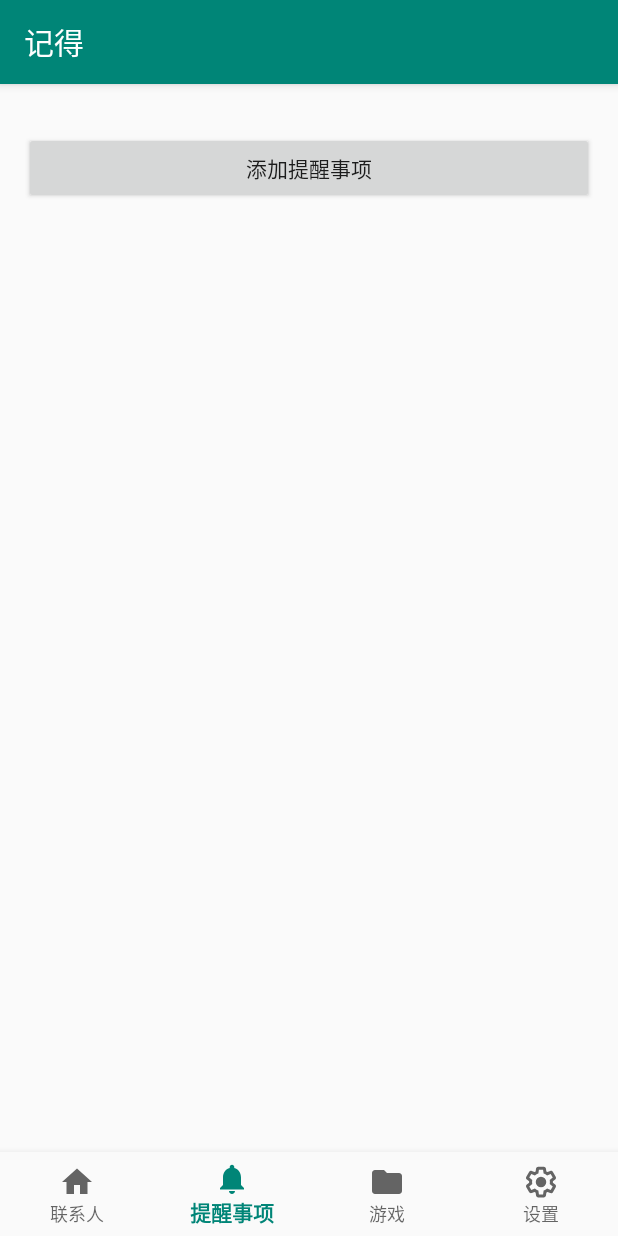
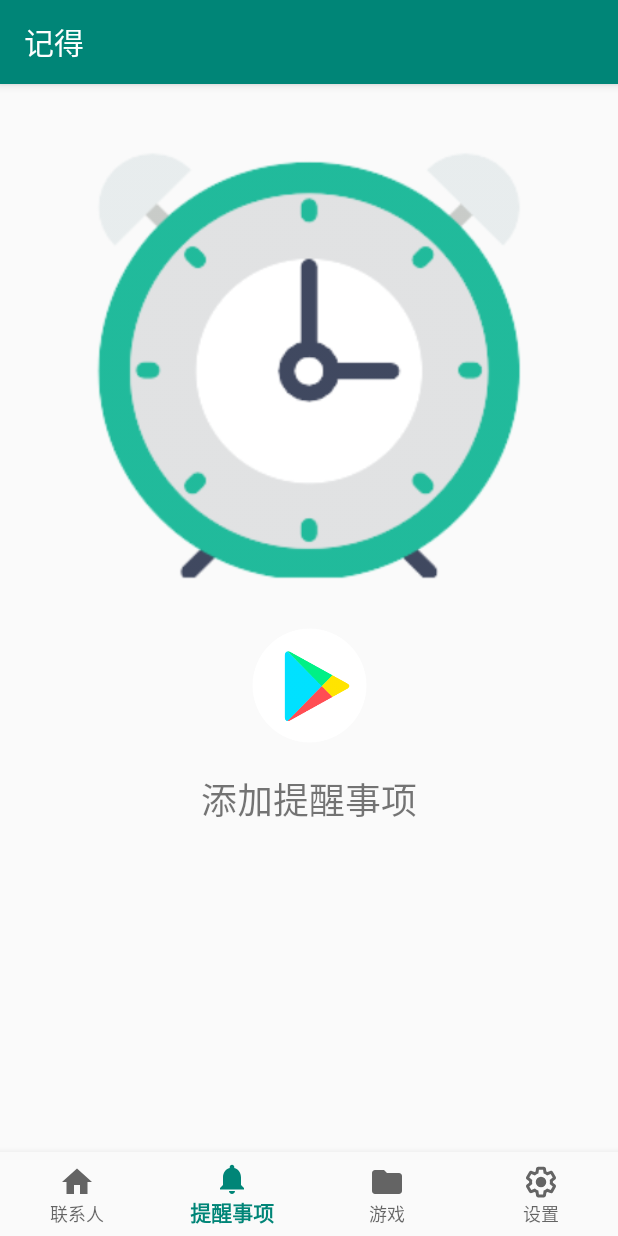
Before and after one commit to Michaelfzy/Remember, an Android app: the screen it shows after launch (MainActivity), item 2 of the bottom bar chosen, on a phone screen of 412 x 824 dp. Run offline under Robolectric (Android 15) with nearby library versions, the light colour scheme and no system bars; libraries missing offline, so code that uses them is left out: cn.bmob.v3; 3 statements that could not run were skipped.

Commit message:
2019/7/18/12:07 修改Remind页面

```diff
--- a/app/src/main/java/com/example/cardview_test/Remind.java
+++ b/app/src/main/java/com/example/cardview_test/Remind.java
@@ -4,7 +4,8 @@
 import android.view.LayoutInflater;
 import android.view.View;
 import android.view.ViewGroup;
-import android.widget.Button;
+import android.widget.ImageView;
+import android.widget.TextView;
 
 import androidx.fragment.app.Fragment;
 
@@ -15,8 +16,9 @@
     public View onCreateView(LayoutInflater inflater, ViewGroup container,
                              Bundle savedInstanceState) {
         view =  inflater.inflate(R.layout.fragment_remind, container, false);
-        Button button_call1 = view.findViewById(R.id.buttonx);
-        button_call1.setOnClickListener(new View.OnClickListener() {
+        ImageView Gameimage = view.findViewById(R.id.imageView_playgame);
+        TextView Gametext = view.findViewById(R.id.textView_playgame);
+        Gameimage.setOnClickListener(new View.OnClickListener() {
             @Override
             public void onClick(View v) {
 
--- a/app/src/main/res/layout/fragment_remind.xml
+++ b/app/src/main/res/layout/fragment_remind.xml
@@ -1,46 +1,125 @@
 <?xml version="1.0" encoding="utf-8"?>
-<FrameLayout xmlns:android="http://schemas.android.com/apk/res/android"
+<androidx.constraintlayout.widget.ConstraintLayout xmlns:android="http://schemas.android.com/apk/res/android"
     xmlns:app="http://schemas.android.com/apk/res-auto"
     xmlns:tools="http://schemas.android.com/tools"
+    android:id="@+id/frameLayout"
     android:layout_width="match_parent"
     android:layout_height="match_parent"
-    tools:context=".Remind">
-
-    <LinearLayout
-        android:layout_width="match_parent"
-        android:layout_height="match_parent"
-        android:orientation="vertical">
-
+    tools:context=".Remind" >
     <androidx.constraintlayout.widget.ConstraintLayout
         android:layout_width="match_parent"
         android:layout_height="match_parent">
 
-            <Button
-                android:id="@+id/buttonx"
-                android:layout_width="0dp"
-                android:layout_height="wrap_content"
+        <ImageView
+            android:id="@+id/imageView_pingtu"
+            android:layout_width="311dp"
+            android:layout_height="311dp"
             android:layout_marginStart="16dp"
+            android:layout_marginTop="32dp"
             android:layout_marginEnd="16dp"
-                android:layout_marginBottom="8dp"
-                android:text="添加提醒事项"
-                app:layout_constraintBottom_toBottomOf="parent"
+            android:background="@drawable/alarm_clock"
+            app:layout_constraintBottom_toTopOf="@+id/imageView_playgame"
             app:layout_constraintEnd_toEndOf="parent"
-                app:layout_constraintStart_toStartOf="parent" />
+            app:layout_constraintHorizontal_bias="0.5"
+            app:layout_constraintStart_toStartOf="parent"
+            app:layout_constraintTop_toTopOf="parent" />
 
         <ImageView
-                android:id="@+id/imageView2"
-                android:layout_width="0dp"
-                android:layout_height="0dp"
+            android:id="@+id/imageView_playgame"
+            android:layout_width="83dp"
+            android:layout_height="83dp"
             android:layout_marginStart="16dp"
             android:layout_marginTop="16dp"
             android:layout_marginEnd="16dp"
-                android:layout_marginBottom="16dp"
-                app:layout_constraintBottom_toTopOf="@+id/buttonx"
+            android:background="@drawable/playgame"
+            app:layout_constraintBottom_toTopOf="@+id/textView_playgame"
             app:layout_constraintEnd_toEndOf="parent"
+            app:layout_constraintHorizontal_bias="0.5"
             app:layout_constraintStart_toStartOf="parent"
-                app:layout_constraintTop_toTopOf="parent"
-                tools:src="@tools:sample/backgrounds/scenic" />
+            app:layout_constraintTop_toBottomOf="@+id/imageView_pingtu" />
+
+        <TextView
+            android:id="@+id/textView_playgame"
+            android:layout_width="0dp"
+            android:layout_height="40dp"
+            android:layout_marginStart="16dp"
+            android:layout_marginTop="16dp"
+            android:layout_marginEnd="16dp"
+            android:gravity="center|top"
+            android:text="添加提醒事项"
+            android:textSize="24sp"
+            app:layout_constraintEnd_toEndOf="parent"
+            app:layout_constraintHorizontal_bias="0.5"
+            app:layout_constraintStart_toStartOf="parent"
+            app:layout_constraintTop_toBottomOf="@+id/imageView_playgame" />
+
 
     </androidx.constraintlayout.widget.ConstraintLayout>
-    </LinearLayout>
-</FrameLayout>
+
+    <!--<androidx.cardview.widget.CardView-->
+    <!--android:id="@+id/cardView8"-->
+    <!--android:layout_width="0dp"-->
+    <!--android:layout_height="0dp"-->
+    <!--android:layout_marginStart="16dp"-->
+    <!--android:layout_marginTop="16dp"-->
+    <!--android:layout_marginEnd="16dp"-->
+    <!--android:layout_marginBottom="16dp"-->
+    <!--app:cardCornerRadius="10dp"-->
+    <!--app:layout_constraintBottom_toBottomOf="parent"-->
+    <!--app:layout_constraintEnd_toEndOf="parent"-->
+    <!--app:layout_constraintStart_toStartOf="parent"-->
+    <!--app:layout_constraintTop_toTopOf="parent">-->
+
+    <!--<androidx.constraintlayout.widget.ConstraintLayout-->
+    <!--android:layout_width="match_parent"-->
+    <!--android:layout_height="match_parent">-->
+
+    <!--<ImageView-->
+    <!--android:id="@+id/imageView_pingtu"-->
+    <!--android:layout_width="311dp"-->
+    <!--android:layout_height="311dp"-->
+    <!--android:layout_marginStart="16dp"-->
+    <!--android:layout_marginTop="32dp"-->
+    <!--android:layout_marginEnd="16dp"-->
+    <!--android:background="@drawable/pingtu"-->
+    <!--app:layout_constraintBottom_toTopOf="@+id/imageView_playgame"-->
+    <!--app:layout_constraintEnd_toEndOf="parent"-->
+    <!--app:layout_constraintHorizontal_bias="0.5"-->
+    <!--app:layout_constraintStart_toStartOf="parent"-->
+    <!--app:layout_constraintTop_toTopOf="parent" />-->
+
+    <!--<ImageView-->
+    <!--android:id="@+id/imageView_playgame"-->
+    <!--android:layout_width="83dp"-->
+    <!--android:layout_height="83dp"-->
+    <!--android:layout_marginStart="16dp"-->
+    <!--android:layout_marginTop="16dp"-->
+    <!--android:layout_marginEnd="16dp"-->
+    <!--android:background="@drawable/playgame"-->
+    <!--app:layout_constraintBottom_toTopOf="@+id/textView_playgame"-->
+    <!--app:layout_constraintEnd_toEndOf="parent"-->
+    <!--app:layout_constraintHorizontal_bias="0.5"-->
+    <!--app:layout_constraintStart_toStartOf="parent"-->
+    <!--app:layout_constraintTop_toBottomOf="@+id/imageView_pingtu" />-->
+
+    <!--<TextView-->
+    <!--android:id="@+id/textView_playgame"-->
+    <!--android:layout_width="0dp"-->
+    <!--android:layout_height="0dp"-->
+    <!--android:layout_marginStart="16dp"-->
+    <!--android:layout_marginTop="16dp"-->
+    <!--android:layout_marginEnd="16dp"-->
+    <!--android:layout_marginBottom="16dp"-->
+    <!--android:gravity="center|top"-->
+    <!--android:text="开始锻炼记忆吧"-->
+    <!--android:textSize="24sp"-->
+    <!--app:layout_constraintBottom_toBottomOf="parent"-->
+    <!--app:layout_constraintEnd_toEndOf="parent"-->
+    <!--app:layout_constraintHorizontal_bias="0.5"-->
+    <!--app:layout_constraintStart_toStartOf="parent"-->
+    <!--app:layout_constraintTop_toBottomOf="@+id/imageView_playgame" />-->
+
+
+    <!--</androidx.constraintlayout.widget.ConstraintLayout>-->
+    <!--</androidx.cardview.widget.CardView>-->
+</androidx.constraintlayout.widget.ConstraintLayout>
--- a/app/src/main/res/values/strings.xml
+++ b/app/src/main/res/values/strings.xml
@@ -16,7 +16,7 @@
     <string name="splash_title">拼图游戏</string>
     <string name="version">Version 1.0</string>
     <string name="youke">Jigsaw puzzle </string>
-    <string name="personal_name">早点睡觉，别熬夜看手机，对手机不好哦</string>
+    <string name="personal_name">早点睡觉，别熬夜看手机，对手机不好呀</string>
     <!-- TODO: Remove or change this placeholder text -->
     <string name="hello_blank_fragment">Hello blank fragment</string>
 </resources>
```
Also changed, not shown: app/src/main/res/drawable/alarm_clock.png (added). Lines whose indentation alone changed are shown as unchanged.
